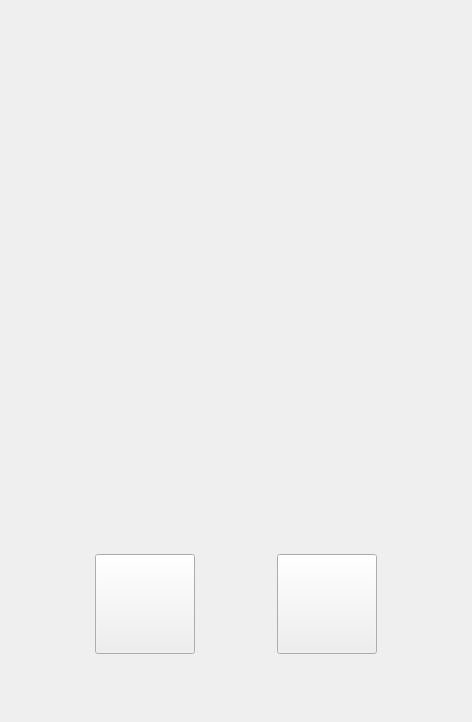
Above: mainwindow.ui from xfortisfye/ict2205-calltography before the change. Below: the same form after it.
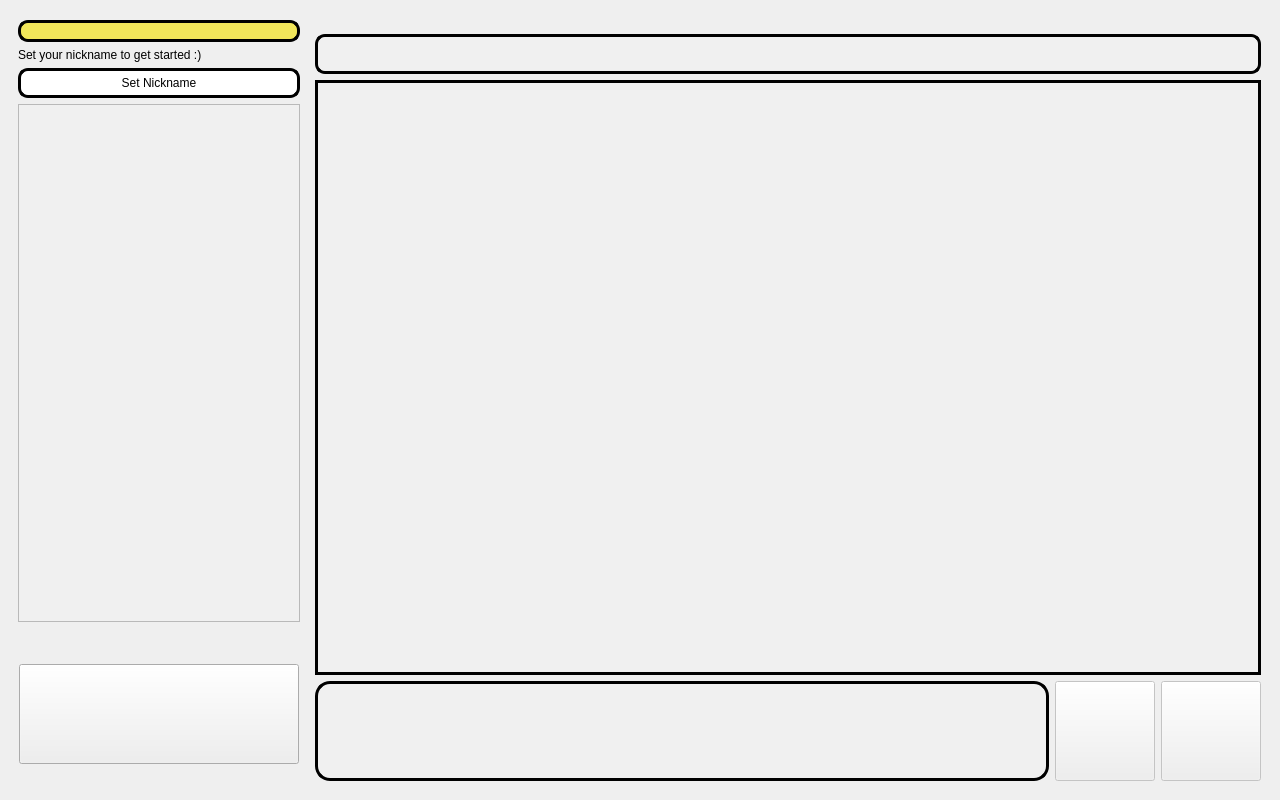
That is the form after the change. The open tabs and pages were chosen to show the change. Icons and pictures are not drawn.

Patch:
```diff
--- a/mainwindow.ui
+++ b/mainwindow.ui
@@ -6,8 +6,8 @@
    <rect>
     <x>0</x>
     <y>0</y>
-    <width>472</width>
-    <height>722</height>
+    <width>1280</width>
+    <height>800</height>
    </rect>
   </property>
   <property name="sizePolicy">
@@ -18,138 +18,66 @@
   </property>
   <property name="minimumSize">
    <size>
-    <width>450</width>
-    <height>700</height>
+    <width>1280</width>
+    <height>800</height>
+   </size>
+  </property>
+  <property name="maximumSize">
+   <size>
+    <width>1280</width>
+    <height>800</height>
    </size>
   </property>
   <property name="windowTitle">
    <string>MainWindow</string>
   </property>
   <widget class="QWidget" name="centralwidget">
-   <layout class="QGridLayout" name="gridLayout">
-    <item row="0" column="0">
-     <widget class="QStackedWidget" name="sw_page">
-      <property name="minimumSize">
-       <size>
-        <width>450</width>
-        <height>700</height>
-       </size>
-      </property>
-      <property name="currentIndex">
-       <number>3</number>
-      </property>
-      <widget class="QWidget" name="intro_page">
-       <property name="styleSheet">
-        <string notr="true"/>
-       </property>
-       <layout class="QVBoxLayout" name="verticalLayout_8">
-        <item>
-         <layout class="QVBoxLayout" name="verticalLayout_5">
-          <item>
-           <widget class="QPushButton" name="pushButton_2">
-            <property name="sizePolicy">
-             <sizepolicy hsizetype="Expanding" vsizetype="Expanding">
-              <horstretch>0</horstretch>
-              <verstretch>0</verstretch>
-             </sizepolicy>
-            </property>
-            <property name="styleSheet">
-             <string notr="true">border-image: url(:/new/prefix1/img/name.jpg);</string>
-            </property>
-            <property name="text">
-             <string/>
-            </property>
-           </widget>
-          </item>
-          <item>
-           <layout class="QHBoxLayout" name="horizontalLayout_7">
-            <item>
-             <spacer name="horizontalSpacer_9">
-              <property name="orientation">
-               <enum>Qt::Horizontal</enum>
-              </property>
-              <property name="sizeHint" stdset="0">
-               <size>
-                <width>40</width>
-                <height>20</height>
-               </size>
-              </property>
-             </spacer>
-            </item>
-            <item>
-             <widget class="QPushButton" name="init_intro_button">
-              <property name="sizePolicy">
-               <sizepolicy hsizetype="Expanding" vsizetype="Expanding">
-                <horstretch>0</horstretch>
-                <verstretch>0</verstretch>
-               </sizepolicy>
-              </property>
-              <property name="minimumSize">
-               <size>
-                <width>250</width>
-                <height>100</height>
-               </size>
-              </property>
-              <property name="maximumSize">
-               <size>
-                <width>250</width>
-                <height>100</height>
-               </size>
-              </property>
-              <property name="styleSheet">
-               <string notr="true">border-image: url(:/new/prefix1/img/start.png);</string>
-              </property>
-              <property name="text">
-               <string/>
-              </property>
-             </widget>
-            </item>
-            <item>
-             <spacer name="horizontalSpacer_10">
-              <property name="orientation">
-               <enum>Qt::Horizontal</enum>
-              </property>
-              <property name="sizeHint" stdset="0">
-               <size>
-                <width>40</width>
-                <height>20</height>
-               </size>
-              </property>
-             </spacer>
-            </item>
-           </layout>
-          </item>
-         </layout>
-        </item>
-       </layout>
-      </widget>
-      <widget class="QWidget" name="contact_page">
-       <property name="styleSheet">
-        <string notr="true"/>
-       </property>
-       <layout class="QVBoxLayout" name="verticalLayout_2">
-        <item>
-         <layout class="QVBoxLayout" name="verticalLayout">
+   <layout class="QHBoxLayout" name="horizontalLayout_12">
           <item>
            <layout class="QHBoxLayout" name="horizontalLayout">
             <item>
-             <layout class="QVBoxLayout" name="verticalLayout_12">
+       <layout class="QVBoxLayout" name="verticalLayout_3">
+        <item>
+         <widget class="QStackedWidget" name="top_sw">
+          <property name="sizePolicy">
+           <sizepolicy hsizetype="Fixed" vsizetype="Fixed">
+            <horstretch>0</horstretch>
+            <verstretch>0</verstretch>
+           </sizepolicy>
+          </property>
+          <property name="minimumSize">
+           <size>
+            <width>300</width>
+            <height>0</height>
+           </size>
+          </property>
+          <property name="maximumSize">
+           <size>
+            <width>16777215</width>
+            <height>620</height>
+           </size>
+          </property>
+          <property name="currentIndex">
+           <number>2</number>
+          </property>
+          <widget class="QWidget" name="top_init_page"/>
+          <widget class="QWidget" name="top_contact_page">
+           <layout class="QVBoxLayout" name="verticalLayout_5">
+            <item>
+             <layout class="QVBoxLayout" name="verticalLayout_4">
               <item>
                <widget class="QLineEdit" name="input_nickname">
                 <property name="styleSheet">
-                 <string notr="true">QLineEdit {border: 3px solid black;border-radius: 10px;padding: 0 8px;background: #f1e65a;}</string>
-                </property>
-                <property name="maxLength">
-                 <number>20</number>
+                 <string notr="true">QLineEdit {border: 3px solid black;border-radius: 10px;padding: 0 8px;background: #f1e65a;} QLineEdit:disabled {background-color:#656462;}</string>
                 </property>
                </widget>
               </item>
               <item>
-               <layout class="QHBoxLayout" name="horizontalLayout_8">
+               <layout class="QHBoxLayout" name="horizontalLayout_5">
                 <item>
                  <widget class="QLabel" name="display_contact_msg">
                   <property name="sizePolicy">
-                   <sizepolicy hsizetype="Fixed" vsizetype="Preferred">
+                   <sizepolicy hsizetype="Fixed" vsizetype="Fixed">
                     <horstretch>0</horstretch>
                     <verstretch>0</verstretch>
                    </sizepolicy>
@@ -161,12 +89,16 @@
                 </item>
                 <item>
                  <widget class="QLabel" name="current_nickname">
+                  <property name="sizePolicy">
+                   <sizepolicy hsizetype="Expanding" vsizetype="Fixed">
+                    <horstretch>0</horstretch>
+                    <verstretch>0</verstretch>
+                   </sizepolicy>
+                  </property>
                   <property name="text">
                    <string/>
                   </property>
                  </widget>
-                </item>
-               </layout>
               </item>
              </layout>
             </item>
@@ -174,31 +106,32 @@
              <widget class="QPushButton" name="set_nickname_button">
               <property name="minimumSize">
                <size>
-                <width>100</width>
-                <height>50</height>
+                  <width>0</width>
+                  <height>30</height>
                </size>
               </property>
               <property name="maximumSize">
                <size>
-                <width>100</width>
-                <height>50</height>
+                  <width>16777215</width>
+                  <height>30</height>
                </size>
               </property>
               <property name="styleSheet">
-               <string notr="true">QPushButton {border: 3px solid black;border-radius: 10px;padding: 0 8px;background: white;}</string>
+                 <string notr="true">QPushButton {border: 3px solid black;border-radius: 10px;padding: 0 8px;background: white;} QPushButton:disabled {background-color:#656462;}</string>
               </property>
               <property name="text">
                <string>Set Nickname</string>
               </property>
              </widget>
             </item>
-           </layout>
-          </item>
           <item>
            <widget class="QListWidget" name="display_contact_list">
             <property name="enabled">
              <bool>false</bool>
             </property>
+                <property name="styleSheet">
+                 <string notr="true">QListWidget:disabled {background-color:#f0f0f0;}</string>
+                </property>
             <property name="alternatingRowColors">
              <bool>true</bool>
             </property>
@@ -207,48 +140,120 @@
             </property>
            </widget>
           </item>
+             </layout>
+            </item>
+           </layout>
+          </widget>
+          <widget class="QWidget" name="top_send_call_page">
+           <layout class="QVBoxLayout" name="verticalLayout_8">
           <item>
-           <spacer name="verticalSpacer_4">
-            <property name="orientation">
-             <enum>Qt::Vertical</enum>
-            </property>
-            <property name="sizeType">
-             <enum>QSizePolicy::Fixed</enum>
-            </property>
-            <property name="sizeHint" stdset="0">
+             <layout class="QVBoxLayout" name="verticalLayout_7">
+              <item>
+               <widget class="QLabel" name="send_call_text">
+                <property name="styleSheet">
+                 <string notr="true">QLabel {font-family: Tahoma;font-size: 25px;color: #ffffff;font-weight: 700; border-image: url(:/new/prefix1/img/sendcall.png);}</string>
+                </property>
+                <property name="text">
+                 <string/>
+                </property>
+                <property name="alignment">
+                 <set>Qt::AlignCenter</set>
+                </property>
+                <property name="wordWrap">
+                 <bool>true</bool>
+                </property>
+               </widget>
+              </item>
+             </layout>
+            </item>
+           </layout>
+          </widget>
+          <widget class="QWidget" name="top_recv_page">
+           <layout class="QVBoxLayout" name="verticalLayout_10">
+            <item>
+             <layout class="QVBoxLayout" name="verticalLayout_9">
+              <item>
+               <widget class="QLabel" name="recv_call_text">
+                <property name="styleSheet">
+                 <string notr="true">QLabel {font-family: Tahoma;font-size: 25px;color: #ffffff;font-weight: 700; border-image: url(:/new/prefix1/img/recvcall.png);}</string>
+                </property>
+                <property name="text">
+                 <string/>
+                </property>
+                <property name="alignment">
+                 <set>Qt::AlignCenter</set>
+                </property>
+               </widget>
+              </item>
+             </layout>
+            </item>
+           </layout>
+          </widget>
+          <widget class="QWidget" name="top_chat_page"/>
+         </widget>
+        </item>
+        <item>
+         <widget class="QStackedWidget" name="bot_sw">
+          <property name="sizePolicy">
+           <sizepolicy hsizetype="Fixed" vsizetype="Fixed">
+            <horstretch>0</horstretch>
+            <verstretch>0</verstretch>
+           </sizepolicy>
+          </property>
+          <property name="minimumSize">
              <size>
-              <width>20</width>
-              <height>50</height>
-             </size>
-            </property>
-           </spacer>
-          </item>
+            <width>300</width>
+            <height>150</height>
+           </size>
+          </property>
+          <property name="maximumSize">
+           <size>
+            <width>300</width>
+            <height>150</height>
+           </size>
+          </property>
+          <property name="currentIndex">
+           <number>0</number>
+          </property>
+          <widget class="QWidget" name="bot_init_page">
+           <layout class="QHBoxLayout" name="horizontalLayout_3">
           <item>
-           <layout class="QHBoxLayout" name="horizontalLayout_2">
+             <layout class="QVBoxLayout" name="verticalLayout_2">
             <item>
-             <spacer name="horizontalSpacer">
-              <property name="orientation">
-               <enum>Qt::Horizontal</enum>
-              </property>
-              <property name="sizeHint" stdset="0">
+               <widget class="QPushButton" name="init_intro_button">
+                <property name="minimumSize">
+                 <size>
+                  <width>280</width>
+                  <height>100</height>
+                 </size>
+                </property>
+                <property name="maximumSize">
                <size>
-                <width>40</width>
-                <height>20</height>
-               </size>
-              </property>
-             </spacer>
-            </item>
+                  <width>280</width>
+                  <height>100</height>
+                 </size>
+                </property>
+                <property name="styleSheet">
+                 <string notr="true">border-image: url(:/new/prefix1/img/start.png);</string>
+                </property>
+                <property name="text">
+                 <string/>
+                </property>
+               </widget>
+              </item>
+             </layout>
+            </item>
+           </layout>
+          </widget>
+          <widget class="QWidget" name="bot_contact_page">
+           <layout class="QHBoxLayout" name="horizontalLayout_7">
+            <item>
+             <layout class="QHBoxLayout" name="horizontalLayout_6">
             <item>
              <widget class="QPushButton" name="start_call_button">
               <property name="enabled">
                <bool>false</bool>
               </property>
-              <property name="sizePolicy">
-               <sizepolicy hsizetype="Minimum" vsizetype="Expanding">
-                <horstretch>0</horstretch>
-                <verstretch>0</verstretch>
-               </sizepolicy>
-              </property>
               <property name="minimumSize">
                <size>
                 <width>100</width>
@@ -270,10 +275,13 @@
              </widget>
             </item>
             <item>
-             <spacer name="horizontalSpacer_3">
+               <spacer name="horizontalSpacer_2">
               <property name="orientation">
                <enum>Qt::Horizontal</enum>
               </property>
+                <property name="sizeType">
+                 <enum>QSizePolicy::Fixed</enum>
+                </property>
               <property name="sizeHint" stdset="0">
                <size>
                 <width>40</width>
@@ -307,92 +315,14 @@
               </property>
              </widget>
             </item>
-            <item>
-             <spacer name="horizontalSpacer_2">
-              <property name="orientation">
-               <enum>Qt::Horizontal</enum>
-              </property>
-              <property name="sizeHint" stdset="0">
-               <size>
-                <width>40</width>
-                <height>20</height>
-               </size>
-              </property>
-             </spacer>
-            </item>
-           </layout>
-          </item>
-          <item>
-           <spacer name="verticalSpacer_3">
-            <property name="orientation">
-             <enum>Qt::Vertical</enum>
-            </property>
-            <property name="sizeType">
-             <enum>QSizePolicy::Fixed</enum>
-            </property>
-            <property name="sizeHint" stdset="0">
-             <size>
-              <width>20</width>
-              <height>50</height>
-             </size>
-            </property>
-           </spacer>
-          </item>
-         </layout>
-        </item>
-       </layout>
-      </widget>
-      <widget class="QWidget" name="send_call_page">
-       <property name="styleSheet">
-        <string notr="true"/>
-       </property>
-       <layout class="QVBoxLayout" name="verticalLayout_11">
+             </layout>
+            </item>
+           </layout>
+          </widget>
+          <widget class="QWidget" name="bot_send_call_page">
+           <layout class="QHBoxLayout" name="horizontalLayout_9">
         <item>
-         <layout class="QVBoxLayout" name="verticalLayout_10">
-          <item>
-           <widget class="QLabel" name="send_call_text">
-            <property name="styleSheet">
-             <string notr="true">QLabel {font-family: Tahoma;font-size: 25px;color: #000000;font-weight: 700; border-image: url(:/new/prefix1/img/sendcall.png);}</string>
-            </property>
-            <property name="text">
-             <string/>
-            </property>
-            <property name="alignment">
-             <set>Qt::AlignCenter</set>
-            </property>
-           </widget>
-          </item>
-          <item>
-           <spacer name="verticalSpacer_5">
-            <property name="orientation">
-             <enum>Qt::Vertical</enum>
-            </property>
-            <property name="sizeType">
-             <enum>QSizePolicy::Fixed</enum>
-            </property>
-            <property name="sizeHint" stdset="0">
-             <size>
-              <width>20</width>
-              <height>50</height>
-             </size>
-            </property>
-           </spacer>
-          </item>
-          <item>
-           <layout class="QHBoxLayout" name="horizontalLayout_3">
-            <item>
-             <spacer name="horizontalSpacer_4">
-              <property name="orientation">
-               <enum>Qt::Horizontal</enum>
-              </property>
-              <property name="sizeHint" stdset="0">
-               <size>
-                <width>40</width>
-                <height>20</height>
-               </size>
-              </property>
-             </spacer>
-            </item>
+             <layout class="QHBoxLayout" name="horizontalLayout_8">
             <item>
              <widget class="QPushButton" name="stop_call_button">
               <property name="minimumSize">
@@ -415,98 +345,14 @@
               </property>
              </widget>
             </item>
-            <item>
-             <spacer name="horizontalSpacer_5">
-              <property name="orientation">
-               <enum>Qt::Horizontal</enum>
-              </property>
-              <property name="sizeHint" stdset="0">
-               <size>
-                <width>40</width>
-                <height>20</height>
-               </size>
-              </property>
-             </spacer>
-            </item>
-           </layout>
-          </item>
-          <item>
-           <spacer name="verticalSpacer_2">
-            <property name="orientation">
-             <enum>Qt::Vertical</enum>
-            </property>
-            <property name="sizeType">
-             <enum>QSizePolicy::Fixed</enum>
-            </property>
-            <property name="sizeHint" stdset="0">
-             <size>
-              <width>20</width>
-              <height>50</height>
-             </size>
-            </property>
-           </spacer>
-          </item>
-         </layout>
-        </item>
-       </layout>
-      </widget>
-      <widget class="QWidget" name="recv_call_page">
-       <property name="styleSheet">
-        <string notr="true"/>
-       </property>
-       <layout class="QVBoxLayout" name="verticalLayout_4">
+             </layout>
+            </item>
+           </layout>
+          </widget>
+          <widget class="QWidget" name="bot_recv_call_page">
+           <layout class="QHBoxLayout" name="horizontalLayout_13">
         <item>
-         <layout class="QVBoxLayout" name="verticalLayout_3">
-          <item>
-           <widget class="QLabel" name="recv_call_text">
-            <property name="sizePolicy">
-             <sizepolicy hsizetype="Preferred" vsizetype="Expanding">
-              <horstretch>0</horstretch>
-              <verstretch>0</verstretch>
-             </sizepolicy>
-            </property>
-            <property name="styleSheet">
-             <string notr="true">QLabel {font-family: Tahoma;font-size: 25px;color: #000000;font-weight: 700;background-image: url(:/new/prefix1/img/recvcall.png);}</string>
-            </property>
-            <property name="text">
-             <string/>
-            </property>
-            <property name="alignment">
-             <set>Qt::AlignCenter</set>
-            </property>
-           </widget>
-          </item>
-          <item>
-           <spacer name="verticalSpacer_6">
-            <property name="orientation">
-             <enum>Qt::Vertical</enum>
-            </property>
-            <property name="sizeType">
-             <enum>QSizePolicy::Fixed</enum>
-            </property>
-            <property name="sizeHint" stdset="0">
-             <size>
-              <width>20</width>
-              <height>50</height>
-             </size>
-            </property>
-           </spacer>
-          </item>
-          <item>
-           <layout class="QHBoxLayout" name="horizontalLayout_4">
-            <item>
-             <spacer name="horizontalSpacer_7">
-              <property name="orientation">
-               <enum>Qt::Horizontal</enum>
-              </property>
-              <property name="sizeHint" stdset="0">
-               <size>
-                <width>40</width>
-                <height>20</height>
-               </size>
-              </property>
-             </spacer>
-            </item>
+             <layout class="QHBoxLayout" name="horizontalLayout_11">
             <item>
              <widget class="QPushButton" name="accept_call_button">
               <property name="minimumSize">
@@ -530,10 +376,13 @@
              </widget>
             </item>
             <item>
-             <spacer name="horizontalSpacer_6">
+               <spacer name="horizontalSpacer_3">
               <property name="orientation">
                <enum>Qt::Horizontal</enum>
               </property>
+                <property name="sizeType">
+                 <enum>QSizePolicy::Fixed</enum>
+                </property>
               <property name="sizeHint" stdset="0">
                <size>
                 <width>40</width>
@@ -544,12 +393,6 @@
             </item>
             <item>
              <widget class="QPushButton" name="reject_call_button">
-              <property name="sizePolicy">
-               <sizepolicy hsizetype="Minimum" vsizetype="Expanding">
-                <horstretch>0</horstretch>
-                <verstretch>0</verstretch>
-               </sizepolicy>
-              </property>
               <property name="minimumSize">
                <size>
                 <width>100</width>
@@ -570,94 +413,30 @@
               </property>
              </widget>
             </item>
-            <item>
-             <spacer name="horizontalSpacer_8">
-              <property name="orientation">
-               <enum>Qt::Horizontal</enum>
-              </property>
-              <property name="sizeHint" stdset="0">
-               <size>
-                <width>40</width>
-                <height>20</height>
-               </size>
-              </property>
-             </spacer>
-            </item>
-           </layout>
-          </item>
-          <item>
-           <spacer name="verticalSpacer">
-            <property name="orientation">
-             <enum>Qt::Vertical</enum>
-            </property>
-            <property name="sizeType">
-             <enum>QSizePolicy::Fixed</enum>
-            </property>
-            <property name="sizeHint" stdset="0">
-             <size>
-              <width>20</width>
-              <height>50</height>
-             </size>
-            </property>
-           </spacer>
-          </item>
-         </layout>
-        </item>
-       </layout>
-      </widget>
-      <widget class="QWidget" name="chat_page">
-       <property name="styleSheet">
-        <string notr="true"/>
-       </property>
-       <layout class="QVBoxLayout" name="verticalLayout_7">
+             </layout>
+            </item>
+           </layout>
+          </widget>
+          <widget class="QWidget" name="bot_chat_page">
+           <layout class="QHBoxLayout" name="horizontalLayout_15">
         <item>
-         <layout class="QVBoxLayout" name="verticalLayout_6">
-          <item>
-           <layout class="QHBoxLayout" name="horizontalLayout_6">
-            <item>
-             <widget class="QLineEdit" name="display_name">
-              <property name="minimumSize">
-               <size>
-                <width>0</width>
-                <height>40</height>
-               </size>
-              </property>
-              <property name="maximumSize">
-               <size>
-                <width>16777215</width>
-                <height>40</height>
-               </size>
-              </property>
-              <property name="autoFillBackground">
-               <bool>false</bool>
-              </property>
-              <property name="styleSheet">
-               <string notr="true">QLineEdit {border: 3px solid black;border-radius: 10px;padding: 0 8px;background: #79caf9;}</string>
-              </property>
-              <property name="readOnly">
-               <bool>true</bool>
-              </property>
-              <property name="clearButtonEnabled">
-               <bool>true</bool>
-              </property>
-             </widget>
-            </item>
+             <layout class="QHBoxLayout" name="horizontalLayout_14">
             <item>
              <widget class="QPushButton" name="end_call_button">
               <property name="minimumSize">
                <size>
                 <width>100</width>
-                <height>40</height>
+                  <height>100</height>
                </size>
               </property>
               <property name="maximumSize">
                <size>
                 <width>100</width>
-                <height>40</height>
+                  <height>100</height>
                </size>
               </property>
               <property name="styleSheet">
-               <string notr="true">border-image: url(:/new/prefix1/img/endcall-01.png);</string>
+                 <string notr="true">border-image: url(:/new/prefix1/img/rejectcall.png);</string>
               </property>
               <property name="text">
                <string/>
@@ -665,11 +444,60 @@
              </widget>
             </item>
            </layout>
+            </item>
+           </layout>
+          </widget>
+         </widget>
+        </item>
+       </layout>
+      </item>
+      <item>
+       <layout class="QVBoxLayout" name="verticalLayout">
+        <item>
+         <spacer name="verticalSpacer_2">
+          <property name="orientation">
+           <enum>Qt::Vertical</enum>
+          </property>
+          <property name="sizeType">
+           <enum>QSizePolicy::Fixed</enum>
+          </property>
+          <property name="sizeHint" stdset="0">
+           <size>
+            <width>20</width>
+            <height>25</height>
+           </size>
+          </property>
+         </spacer>
+        </item>
+        <item>
+         <widget class="QLineEdit" name="display_name">
+          <property name="enabled">
+           <bool>false</bool>
+          </property>
+          <property name="minimumSize">
+           <size>
+            <width>0</width>
+            <height>40</height>
+           </size>
+          </property>
+          <property name="styleSheet">
+           <string notr="true">QLineEdit {border: 3px solid black;border-radius: 10px;padding: 0 8px;background: #79caf9;} QLineEdit:disabled {background-color:#f0f0f0;}</string>
+          </property>
+          <property name="readOnly">
+           <bool>true</bool>
+          </property>
+         </widget>
           </item>
           <item>
            <widget class="QTextEdit" name="display_msg">
+          <property name="enabled">
+           <bool>false</bool>
+          </property>
             <property name="styleSheet">
-             <string notr="true">QTextEdit {border: 3px solid black;padding: 0 8px;background: white;}</string>
+           <string notr="true">QTextEdit {border: 3px solid black;padding: 0 8px;background: white;} QTextEdit:disabled {background-color:#f0f0f0;}</string>
+          </property>
+          <property name="verticalScrollBarPolicy">
+           <enum>Qt::ScrollBarAlwaysOff</enum>
             </property>
             <property name="readOnly">
              <bool>true</bool>
@@ -677,57 +505,39 @@
            </widget>
           </item>
           <item>
-           <layout class="QHBoxLayout" name="horizontalLayout_5">
+         <layout class="QHBoxLayout" name="horizontalLayout_4">
             <item>
              <widget class="QTextEdit" name="input_msg">
-              <property name="maximumSize">
-               <size>
-                <width>16777215</width>
-                <height>200</height>
-               </size>
-              </property>
-              <property name="styleSheet">
-               <string notr="true">QTextEdit {border: 3px solid black;border-radius: 15px;padding: 0 8px;background: white;}</string>
-              </property>
-             </widget>
-            </item>
-            <item>
-             <layout class="QVBoxLayout" name="verticalLayout_9">
-              <item>
-               <widget class="QPushButton" name="pushButton">
+            <property name="enabled">
+             <bool>false</bool>
+            </property>
                 <property name="sizePolicy">
-                 <sizepolicy hsizetype="Fixed" vsizetype="Fixed">
+             <sizepolicy hsizetype="Expanding" vsizetype="Fixed">
                   <horstretch>0</horstretch>
                   <verstretch>0</verstretch>
                  </sizepolicy>
                 </property>
                 <property name="minimumSize">
                  <size>
-                  <width>100</width>
+              <width>0</width>
                   <height>100</height>
                  </size>
                 </property>
                 <property name="maximumSize">
                  <size>
-                  <width>100</width>
+              <width>16777215</width>
                   <height>100</height>
                  </size>
                 </property>
                 <property name="styleSheet">
-                 <string notr="true">border-image: url(:/new/prefix1/img/mic.png);</string>
-                </property>
-                <property name="text">
-                 <string/>
+             <string notr="true">QTextEdit {border: 3px solid black;border-radius: 15px;padding: 0 8px;background: white;} QTextEdit:disabled {background-color:#f0f0f0;}</string>
                 </property>
                </widget>
               </item>
               <item>
                <widget class="QPushButton" name="send_msg_button">
-                <property name="sizePolicy">
-                 <sizepolicy hsizetype="Fixed" vsizetype="Fixed">
-                  <horstretch>0</horstretch>
-                  <verstretch>0</verstretch>
-                 </sizepolicy>
+            <property name="enabled">
+             <bool>false</bool>
                 </property>
                 <property name="minimumSize">
                  <size>
@@ -749,15 +559,71 @@
                 </property>
                </widget>
               </item>
-             </layout>
+          <item>
+           <widget class="QPushButton" name="mute_button">
+            <property name="enabled">
+             <bool>false</bool>
+            </property>
+            <property name="minimumSize">
+             <size>
+              <width>100</width>
+              <height>100</height>
+             </size>
+            </property>
+            <property name="maximumSize">
+             <size>
+              <width>100</width>
+              <height>100</height>
+             </size>
+            </property>
+            <property name="styleSheet">
+             <string notr="true">border-image: url(:/new/prefix1/img/mic.png);</string>
+            </property>
+            <property name="text">
+             <string/>
+            </property>
+           </widget>
             </item>
            </layout>
           </item>
-         </layout>
-        </item>
-       </layout>
-      </widget>
-     </widget>
+        <item>
+         <spacer name="verticalSpacer">
+          <property name="orientation">
+           <enum>Qt::Vertical</enum>
+          </property>
+          <property name="sizeType">
+           <enum>QSizePolicy::Fixed</enum>
+          </property>
+          <property name="sizeHint" stdset="0">
+           <size>
+            <width>20</width>
+            <height>10</height>
+           </size>
+          </property>
+         </spacer>
+        </item>
+       </layout>
+      </item>
+      <item>
+       <spacer name="horizontalSpacer">
+        <property name="orientation">
+         <enum>Qt::Horizontal</enum>
+        </property>
+        <property name="sizeType">
+         <enum>QSizePolicy::Fixed</enum>
+        </property>
+        <property name="sizeHint" stdset="0">
+         <size>
+          <width>10</width>
+          <height>20</height>
+         </size>
+        </property>
+       </spacer>
+      </item>
+      <item>
+       <layout class="QVBoxLayout" name="verticalLayout_6"/>
+      </item>
+     </layout>
     </item>
    </layout>
   </widget>
```
Lines whose indentation alone changed are shown as unchanged.
